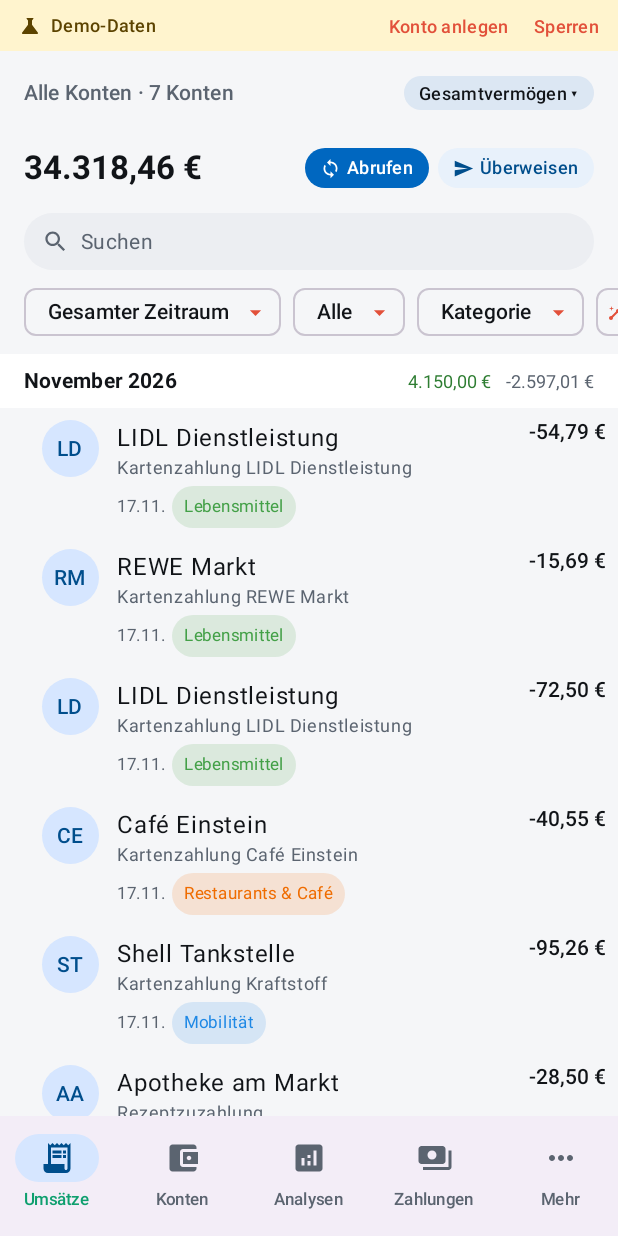
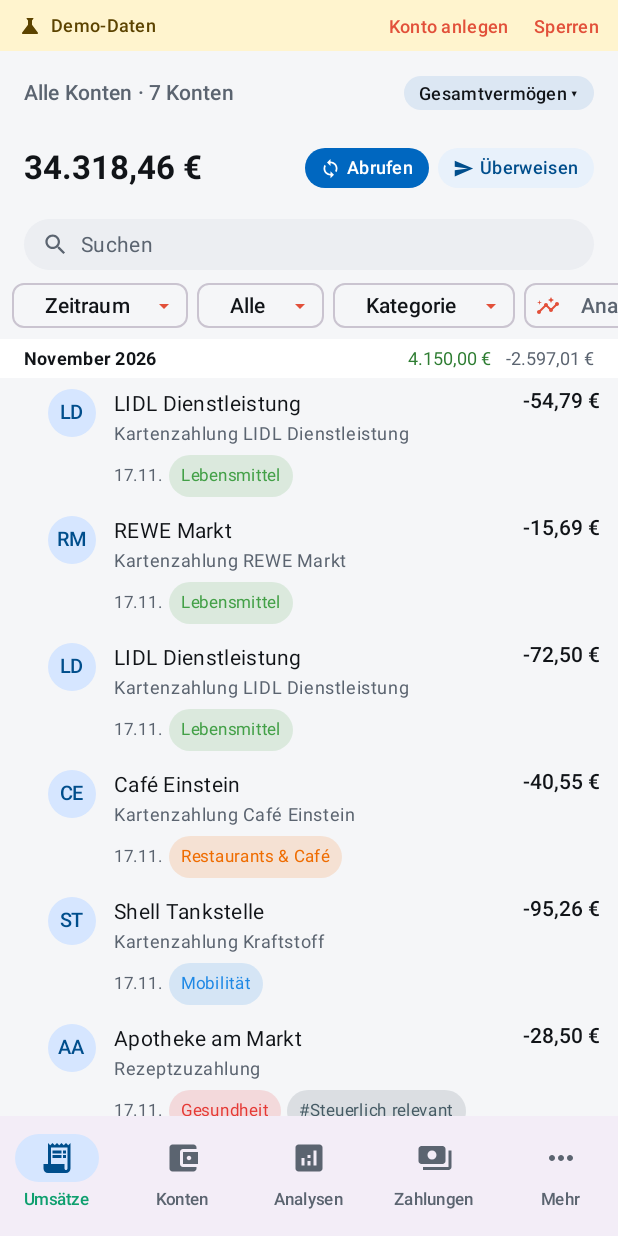
Before and after one commit to 24unix/GiroCrab, an Android app built with Jetpack Compose: the screen it shows after launch (MainActivity), on a phone screen of 412 x 824 dp. Run offline under Robolectric (Android 15) with nearby library versions, the phone set to English and light mode, and no system bars.

Commit message:
fix(ui): fix Windows header balance box overflow, fit 6 Android rows & silence warnings

```diff
--- a/GiroCrabAndroid/app/src/main/java/de/girocrab/app/ui/screens/BookingStreamScreen.kt
+++ b/GiroCrabAndroid/app/src/main/java/de/girocrab/app/ui/screens/BookingStreamScreen.kt
@@ -79,7 +79,7 @@ import java.util.Locale
 import kotlin.math.abs
 
 enum class TimeRange(val label: String) {
-    All("Gesamter Zeitraum"), Days30("30 Tage"), Days90("90 Tage"), ThisYear("Dieses Jahr");
+    All("Zeitraum"), Days30("30 Tage"), Days90("90 Tage"), ThisYear("Dieses Jahr");
 
     fun from(today: LocalDate): LocalDate? = when (this) {
         All -> null
@@ -350,11 +350,11 @@ private fun FilterBar(
     onAnalytics: (Boolean) -> Unit,
     count: Int,
 ) {
-    Column(Modifier.fillMaxWidth(), verticalArrangement = Arrangement.spacedBy(4.dp)) {
+    Column(Modifier.fillMaxWidth(), verticalArrangement = Arrangement.spacedBy(0.dp)) {
         androidx.compose.foundation.text.BasicTextField(
             value = search,
             onValueChange = onSearch,
-            modifier = Modifier.fillMaxWidth().padding(horizontal = 16.dp).height(38.dp),
+            modifier = Modifier.fillMaxWidth().padding(horizontal = 16.dp, vertical = 4.dp).height(34.dp),
             singleLine = true,
             textStyle = MaterialTheme.typography.bodyMedium.copy(color = MaterialTheme.colorScheme.onSurface),
             cursorBrush = androidx.compose.ui.graphics.SolidColor(MaterialTheme.colorScheme.primary),
@@ -377,9 +377,9 @@ private fun FilterBar(
             },
         )
         LazyRow(
-            modifier = Modifier.fillMaxWidth(),
-            contentPadding = PaddingValues(horizontal = 16.dp),
-            horizontalArrangement = Arrangement.spacedBy(8.dp),
+            modifier = Modifier.fillMaxWidth().padding(vertical = 4.dp),
+            contentPadding = PaddingValues(horizontal = 8.dp),
+            horizontalArrangement = Arrangement.spacedBy(6.dp),
             verticalAlignment = Alignment.CenterVertically,
         ) {
             item { DropdownChip(range.label, TimeRange.entries.map { it.label to { onRange(it) } }, selected = range != TimeRange.All) }
@@ -396,25 +396,28 @@ private fun FilterBar(
                 FilterChip(
                     selected = analytics,
                     onClick = { onAnalytics(!analytics) },
-                    label = { Text("Analysen") },
+                    label = { Text("Analysen", Modifier.padding(horizontal = 6.dp)) },
+                    modifier = Modifier.height(30.dp),
                     leadingIcon = { Icon(Icons.Filled.Insights, null, Modifier.size(16.dp)) },
                 )
             }
             item {
-                FilterChip(selected = compact, onClick = { onCompact(!compact) }, label = { Text("Kompakt") })
+                FilterChip(selected = compact, onClick = { onCompact(!compact) }, label = { Text("Kompakt", Modifier.padding(horizontal = 6.dp)) }, modifier = Modifier.height(30.dp))
             }
             items(tags, key = { it.id }) { t ->
                 FilterChip(
                     selected = tagId == t.id,
                     onClick = { onTag(if (tagId == t.id) null else t.id) },
-                    label = { Text("#${t.name}") },
+                    label = { Text("#${t.name}", Modifier.padding(horizontal = 6.dp)) },
+                    modifier = Modifier.height(30.dp),
                 )
             }
             item {
                 FilterChip(
                     selected = docsOnly,
                     onClick = { onDocs(!docsOnly) },
-                    label = { Text("Dokumente") },
+                    label = { Text("Dokumente", Modifier.padding(horizontal = 6.dp)) },
+                    modifier = Modifier.height(30.dp),
                     leadingIcon = { Icon(Icons.Filled.AttachFile, null, Modifier.size(16.dp)) },
                 )
             }
@@ -428,8 +431,9 @@ private fun DropdownChip(label: String, options: List<Pair<String, () -> Unit>>,
     Box {
         AssistChip(
             onClick = { open = true },
-            label = { Text(label, maxLines = 1) },
-            trailingIcon = { Icon(Icons.Filled.ArrowDropDown, null, Modifier.size(18.dp)) },
+            label = { Text(label, Modifier.padding(horizontal = 6.dp), maxLines = 1) },
+            modifier = Modifier.height(30.dp),
+            trailingIcon = { Icon(Icons.Filled.ArrowDropDown, null, Modifier.size(16.dp)) },
             border = if (selected) androidx.compose.material3.AssistChipDefaults.assistChipBorder(
                 enabled = true, borderColor = MaterialTheme.colorScheme.primary,
             ) else androidx.compose.material3.AssistChipDefaults.assistChipBorder(enabled = true),
@@ -485,13 +489,13 @@ private fun SumRow(label: String, cents: Long, masked: Boolean) {
 @Composable
 private fun MonthHeader(g: MonthGroup, masked: Boolean) {
     Row(
-        Modifier.fillMaxWidth().background(MaterialTheme.colorScheme.surface).padding(horizontal = 16.dp, vertical = 8.dp),
+        Modifier.fillMaxWidth().height(26.dp).background(MaterialTheme.colorScheme.surface).padding(horizontal = 16.dp, vertical = 0.dp),
         verticalAlignment = Alignment.CenterVertically,
     ) {
         Text(
             "${g.month.month.getDisplayName(TextStyle.FULL, DE)} ${g.month.year}",
             Modifier.weight(1f),
-            style = MaterialTheme.typography.titleSmall,
+            style = MaterialTheme.typography.labelMedium,
             fontWeight = FontWeight.Bold,
         )
         Text(formatMoney(g.income, masked = masked), fontFamily = tabular, style = tnum, fontSize = 12.sp, color = Color(0xFF2E7D32))
@@ -516,14 +520,14 @@ private fun BookingRow(
 ) {
     Row(
         Modifier.fillMaxWidth().clickable(onClick = onClick)
-            .padding(horizontal = 8.dp, vertical = if (compact) 2.dp else 6.dp),
+            .padding(horizontal = 12.dp, vertical = 5.dp),
         verticalAlignment = Alignment.Top,
     ) {
         Box(Modifier.size(20.dp).clickable(onClick = onToggleChecked), contentAlignment = Alignment.Center) {
             if (unchecked) Box(Modifier.size(10.dp).clip(CircleShape).background(Color(0xFF1E88E5)))
         }
         Surface(
-            modifier = Modifier.padding(end = 12.dp).size(if (compact) 28.dp else 38.dp),
+            modifier = Modifier.padding(end = 12.dp).size(32.dp),
             shape = CircleShape,
             color = MaterialTheme.colorScheme.secondaryContainer,
         ) {
@@ -531,13 +535,15 @@ private fun BookingRow(
                 Text(
                     if (masked) "••" else merchantInitials(booking.counterparty),
                     style = MaterialTheme.typography.labelLarge,
+                    fontSize = 13.sp,
                     color = MaterialTheme.colorScheme.onSecondaryContainer,
                 )
             }
         }
-        Column(Modifier.weight(1f).padding(end = 8.dp)) {
+        Column(Modifier.weight(1f).padding(end = 8.dp), verticalArrangement = Arrangement.spacedBy(2.dp)) {
             Text(
                 if (masked) "••••••" else booking.counterparty.ifBlank { "—" },
+                style = MaterialTheme.typography.bodyMedium,
                 fontWeight = if (unchecked) FontWeight.SemiBold else FontWeight.Normal,
                 maxLines = 1, overflow = TextOverflow.Ellipsis,
             )
```
Also changed, not shown: 3 other files.
